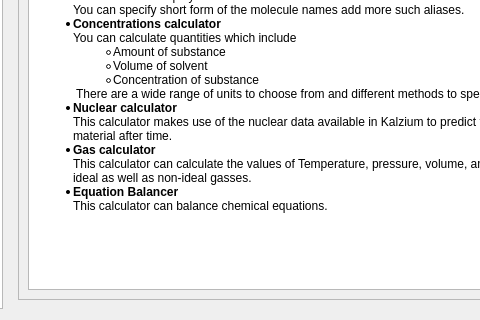
Qt form src/calculator/calculator.ui (KDE/kalzium) before a commit; both pictures show x 208 to 688 and y 280 to 600 of the 900 by 600 pixel window.
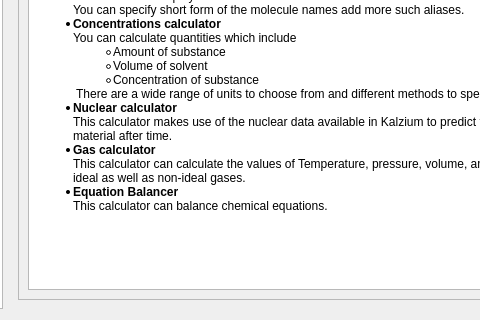
The same form after that commit. Custom widgets are drawn as their Qt base class.

Diff of the .ui file:
```diff
--- a/src/calculator/calculator.ui
+++ b/src/calculator/calculator.ui
@@ -197,7 +197,7 @@
 &lt;li style=&quot; font-family:'DejaVu Sans';&quot; style=&quot; margin-top:0px; margin-bottom:0px; margin-left:0px; margin-right:0px; -qt-block-indent:0; text-indent:0px;&quot;&gt;Concentration of substance&lt;/li&gt;&lt;/ul&gt;
 &lt;p style=&quot; margin-top:0px; margin-bottom:0px; margin-left:0px; margin-right:0px; -qt-block-indent:1; text-indent:0px;&quot;&gt;&lt;span style=&quot; font-family:'DejaVu Sans';&quot;&gt; There are a wide range of units to choose from and different methods to specify quantities.&lt;/span&gt;&lt;/p&gt;
 &lt;li style=&quot; font-family:'DejaVu Sans';&quot; style=&quot; margin-top:0px; margin-bottom:0px; margin-left:0px; margin-right:0px; -qt-block-indent:0; text-indent:0px;&quot;&gt;&lt;span style=&quot; font-weight:600;&quot;&gt;Nuclear calculator&lt;br /&gt;&lt;/span&gt;This calculator makes use of the nuclear data available in Kalzium to predict the expected masses of a material after time.&lt;/li&gt;
-&lt;li style=&quot; font-family:'DejaVu Sans';&quot; style=&quot; margin-top:0px; margin-bottom:0px; margin-left:0px; margin-right:0px; -qt-block-indent:0; text-indent:0px;&quot;&gt;&lt;span style=&quot; font-weight:600;&quot;&gt;Gas calculator&lt;br /&gt;&lt;/span&gt;This calculator can calculate the values of Temperature, pressure, volume, amount of gas etc. for various ideal as well as non-ideal gasses.&lt;/li&gt;
+&lt;li style=&quot; font-family:'DejaVu Sans';&quot; style=&quot; margin-top:0px; margin-bottom:0px; margin-left:0px; margin-right:0px; -qt-block-indent:0; text-indent:0px;&quot;&gt;&lt;span style=&quot; font-weight:600;&quot;&gt;Gas calculator&lt;br /&gt;&lt;/span&gt;This calculator can calculate the values of Temperature, pressure, volume, amount of gas etc. for various ideal as well as non-ideal gases.&lt;/li&gt;
 &lt;li style=&quot; font-family:'DejaVu Sans';&quot; style=&quot; margin-top:0px; margin-bottom:12px; margin-left:0px; margin-right:0px; -qt-block-indent:0; text-indent:0px;&quot;&gt;&lt;span style=&quot; font-weight:600;&quot;&gt;Equation Balancer&lt;br /&gt;&lt;/span&gt;This calculator can balance chemical equations.&lt;/li&gt;&lt;/ul&gt;&lt;/body&gt;&lt;/html&gt;</string>
             </property>
            </widget>
```
